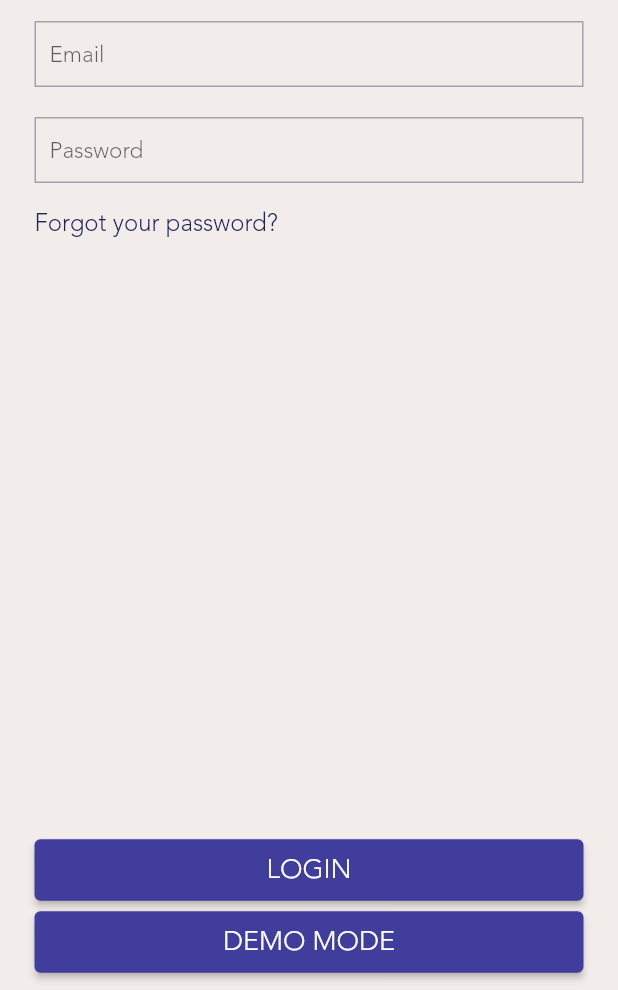
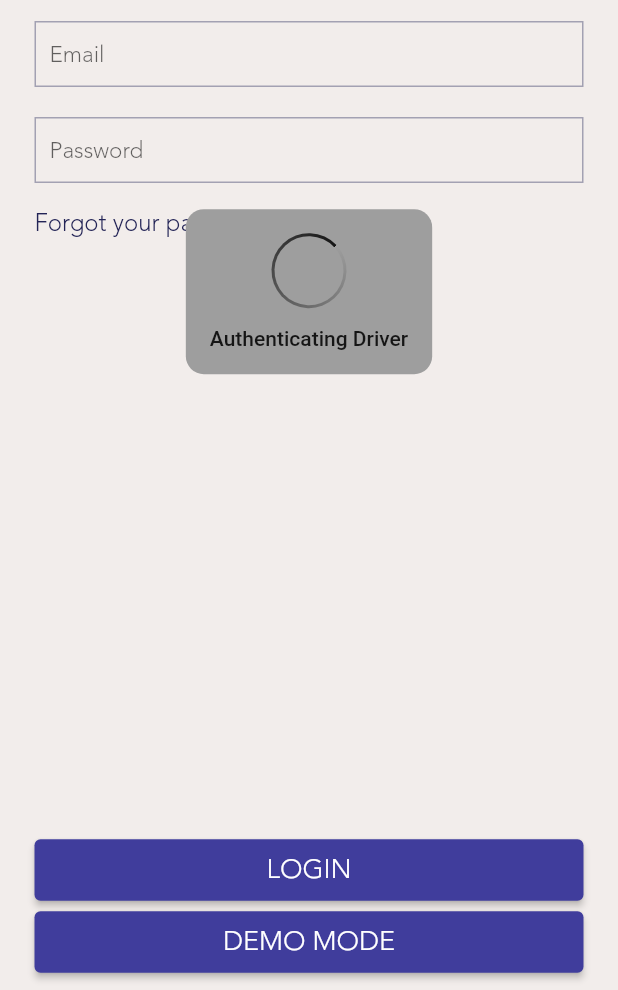
Before and after one commit to OlegTanchynDev/bynext1, a Flutter app: the screen it shows after launch, after a tap on "LOGIN", on a phone screen of 412 x 824 dp, the part 246-1236 px from its top. Run offline on Flutter 3.47's test engine with Material 2 defaults, Android fonts, the phone set to English and light mode, and no system bars; our stand-ins replace bloc, equatable, flutter_bloc, shared_preferences, webview_flutter; network calls fail.

Commit message:
show progress indicator for login, use TextEditingControllers for input fields

```diff
--- a/lib/main.dart
+++ b/lib/main.dart
@@ -4,6 +4,7 @@ import 'package:bynextcourier/bloc/token_bloc.dart';
 import 'package:bynextcourier/repository/token_repository.dart';
 import 'package:bynextcourier/screen/home_screen.dart';
 import 'package:bynextcourier/screen/splash.dart';
+import 'package:bynextcourier/view/custom_progress_indicator.dart';
 import 'package:flutter/material.dart';
 import 'package:flutter_bloc/flutter_bloc.dart';
 import 'package:provider/provider.dart';
@@ -153,9 +154,21 @@ class MyApp extends StatelessWidget {
                             create: (context) => LoginFormBloc()
                               ..tokenBloc = context.bloc<TokenBloc>()
                               ..tokenRepository = context.repository<TokenRepository>(),
-                            child: LoginScreen(),
+                            child: Stack(
+                              children: <Widget>[
+                                LoginScreen(),
+                                BlocBuilder<LoginFormBloc, LoginFormState>(
+                                  builder: (context, loginFormState) =>
+                                      loginFormState is LoginFormProcessing ? CustomProgressIndicator(text: 'Authenticating Driver') : Container(),
+                                ),
+                              ],
+                            ),
                           );
                           break;
+                        default:
+                          return Scaffold(
+                            body: Center(child: Text('not implemented screen for state ${tokenState.runtimeType}')),
+                          );
                       }
                     })),
                 onGenerateRoute: Router.generateRoute,
--- a/lib/screen/login.dart
+++ b/lib/screen/login.dart
@@ -4,22 +4,22 @@ import 'package:bynextcourier/router.dart';
 import 'package:flutter/material.dart';
 import 'package:flutter_bloc/flutter_bloc.dart';
 
-class LoginScreen extends StatelessWidget {
+class LoginScreen extends StatefulWidget {
+  @override
+  State<StatefulWidget> createState() => _LoginScreenState();
+}
+
+class _LoginScreenState extends State<LoginScreen> {
+  TextEditingController _usernameController = TextEditingController();
+  TextEditingController _passwordController = TextEditingController();
+
   @override
   Widget build(BuildContext context) {
-    String username;
-    String password;
-
     return Scaffold(
         body: SafeArea(
       child: Padding(
         padding: const EdgeInsets.symmetric(horizontal: 23.0, vertical: 8.0),
-          child: LayoutBuilder(
-            builder: (context, constraint) {
-              print(constraint);
-              print(MediaQuery
-                .of(context)
-                .viewInsets);
+        child: LayoutBuilder(builder: (context, constraint) {
           return SingleChildScrollView(
             child: ConstrainedBox(
               constraints: BoxConstraints(
@@ -35,9 +35,7 @@ class LoginScreen extends StatelessWidget {
                       alignment: Alignment.center,
                       child: Container(
                         height: 70,
-                            child: Image(
-                              image: AssetImage('assets/images/logo.png')
-                            ),
+                        child: Image(image: AssetImage('assets/images/logo.png')),
                       ),
                     ),
                     const SizedBox(height: 14),
@@ -51,7 +49,7 @@ class LoginScreen extends StatelessWidget {
                     BlocListener(
                       bloc: BlocProvider.of<LoginFormBloc>(context),
                       listener: (context, state) async {
-                            if (state is LoginFormReady && state.error != null && state.error['non_field_errors'] != null){
+                        if (state is LoginFormReady && state.error != null && state.error['non_field_errors'] != null) {
                           await showCustomDialog(
                             context,
                             message: state.error['non_field_errors'],
@@ -64,34 +62,35 @@ class LoginScreen extends StatelessWidget {
                           );
                         }
                       },
-                          child: BlocBuilder(
-                            bloc: BlocProvider.of<LoginFormBloc>(context),
-                            builder: (context, state) {
+                      child: BlocBuilder<LoginFormBloc, LoginFormState>(builder: (context, state) {
                         return Column(
                           children: <Widget>[
                             TextFormField(
+                              controller: _usernameController,
                               decoration: InputDecoration(
                                 hintText: 'Email',
                                 floatingLabelBehavior: FloatingLabelBehavior.never,
-                                      errorText:  state is LoginFormReady && state.error != null ? state.error['username'] : null,
+                                errorText:
+                                    state is LoginFormReady && state.error != null ? state.error['username'] : null,
                               ),
                               keyboardType: TextInputType.emailAddress,
-                                    onChanged: (val) => username = val,
                             ),
                             const SizedBox(
                               height: 20.0,
                             ),
                             TextFormField(
-                                    decoration: InputDecoration(hintText: 'Password',
+                              controller: _passwordController,
+                              obscureText: true,
+                              decoration: InputDecoration(
+                                hintText: 'Password',
                                 floatingLabelBehavior: FloatingLabelBehavior.never,
-                                      errorText:  state is LoginFormReady && state.error != null ? state.error['password'] : null,
+                                errorText:
+                                    state is LoginFormReady && state.error != null ? state.error['password'] : null,
                               ),
-                                    onChanged: (val) => password = val,
                             ),
                           ],
                         );
-                            }
-                          ),
+                      }),
                     ),
                     const SizedBox(
                       height: 16.0,
@@ -112,23 +111,21 @@ class LoginScreen extends StatelessWidget {
                     ),
                     RaisedButton(
                       child: Text('LOGIN'),
-                          onPressed: () =>
-                            context.bloc<LoginFormBloc>().submit(
-                              username, password),
+                      onPressed: () => context
+                          .bloc<LoginFormBloc>()
+                          .submit(_usernameController.text.trim(), _passwordController.text),
                     ),
                     RaisedButton(
                       child: Text('DEMO MODE'),
-                          onPressed: () {},
+                      onPressed: () => context.bloc<LoginFormBloc>().submit('demo', 'demo'),
                     ),
                   ],
                 ),
               ),
             ),
           );
-            }
+        }),
       ),
-        ),
-      )
-    );
+    ));
   }
 }
--- a/lib/view/custom_progress_indicator.dart
+++ b/lib/view/custom_progress_indicator.dart
@@ -3,6 +3,10 @@ import 'dart:math';
 import 'package:flutter/material.dart';
 
 class CustomProgressIndicator extends StatefulWidget {
+  final String text;
+
+  const CustomProgressIndicator({Key key, this.text}) : super(key: key);
+
   @override
   State<StatefulWidget> createState() => _CustomProgressIndicatorState();
 }
@@ -36,7 +40,10 @@ class _CustomProgressIndicatorState extends State<CustomProgressIndicator> with
           color: Theme.of(context).primaryColor,
         ),
         padding: const EdgeInsets.all(16.0),
-        child: SizedBox(
+        child: Column(
+          mainAxisSize: MainAxisSize.min,
+          children: <Widget>[
+            SizedBox(
               height: 50,
               width: 50,
               child: RotationTransition(
@@ -61,6 +68,14 @@ class _CustomProgressIndicatorState extends State<CustomProgressIndicator> with
                 ),
               ),
             ),
+            widget.text != null
+                ? Padding(
+                    padding: const EdgeInsets.only(top: 12.0),
+                    child: Text(widget.text, style: Theme.of(context).textTheme.bodyText1),
+                  )
+                : Container(),
+          ],
+        ),
       ),
     );
   }
```
Also changed, not shown: lib/helpers/utils.dart (+40 -19 lines). Lines whose indentation alone changed are shown as unchanged.
